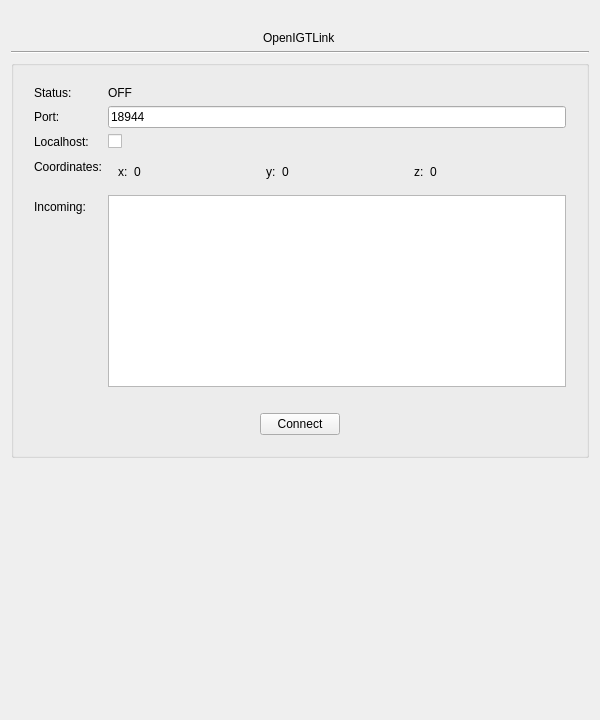
This is app/gui/QtUI/igtwidget.ui in AnserEMT/Qt-Anser as Qt 5 draws it before an edit. The edited form follows.
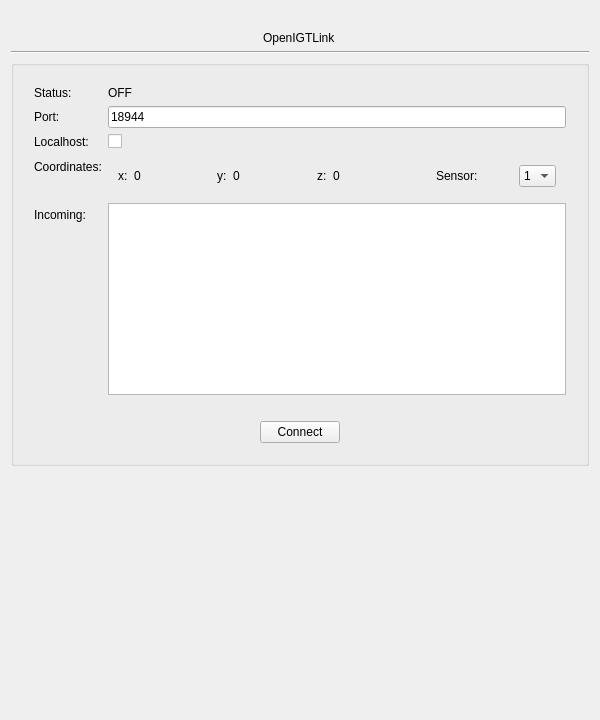
This is the edited form.

Commit message: Updated Qt-Anser with latest python-anser (submodule) changes. Updated IGT-Panel to show all sensor positions (not just one). You can also change  the channel each port is on by using the configuration file e.g channels[1,3,5,7] indicates port1==channel1, port2==channel3 etc.

Patch:
```diff
--- a/app/gui/QtUI/igtwidget.ui
+++ b/app/gui/QtUI/igtwidget.ui
@@ -166,6 +166,12 @@
           </item>
           <item>
            <widget class="QLabel" name="x_label">
+            <property name="sizePolicy">
+             <sizepolicy hsizetype="Preferred" vsizetype="Preferred">
+              <horstretch>0</horstretch>
+              <verstretch>0</verstretch>
+             </sizepolicy>
+            </property>
             <property name="text">
              <string>0</string>
             </property>
@@ -211,6 +217,59 @@
             </property>
            </widget>
           </item>
+          <item>
+           <spacer name="verticalSpacer">
+            <property name="orientation">
+             <enum>Qt::Vertical</enum>
+            </property>
+            <property name="sizeType">
+             <enum>QSizePolicy::Preferred</enum>
+            </property>
+            <property name="sizeHint" stdset="0">
+             <size>
+              <width>20</width>
+              <height>40</height>
+             </size>
+            </property>
+           </spacer>
+          </item>
+          <item>
+           <widget class="QLabel" name="label_5">
+            <property name="text">
+             <string>Sensor:</string>
+            </property>
+           </widget>
+          </item>
+          <item>
+           <widget class="QComboBox" name="sensor">
+            <property name="sizePolicy">
+             <sizepolicy hsizetype="Maximum" vsizetype="Fixed">
+              <horstretch>0</horstretch>
+              <verstretch>0</verstretch>
+             </sizepolicy>
+            </property>
+            <item>
+             <property name="text">
+              <string>1</string>
+             </property>
+            </item>
+            <item>
+             <property name="text">
+              <string>2</string>
+             </property>
+            </item>
+            <item>
+             <property name="text">
+              <string>3</string>
+             </property>
+            </item>
+            <item>
+             <property name="text">
+              <string>4</string>
+             </property>
+            </item>
+           </widget>
+          </item>
          </layout>
         </item>
         <item row="5" column="0">
```
Left out of the diff: 28 changed lines with no effect on the pictures. The commit also changes 5 other files.
